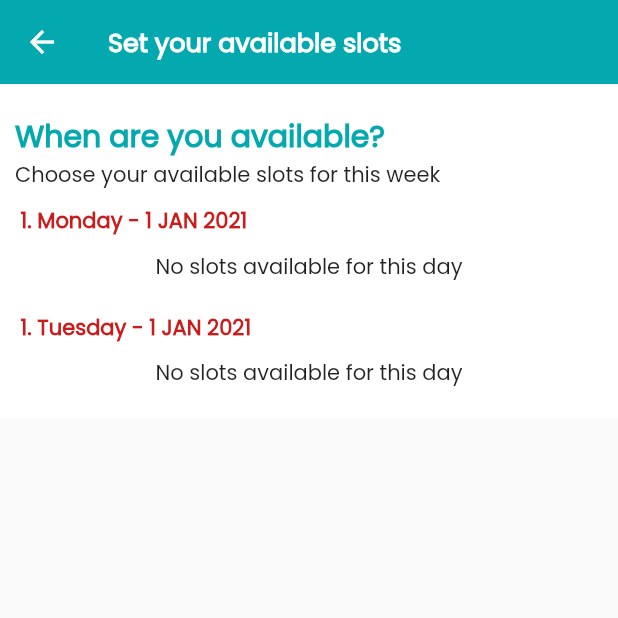
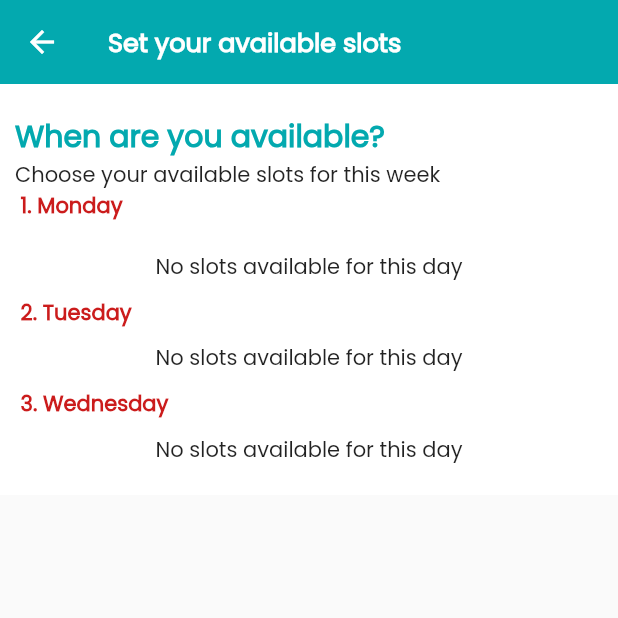
Before and after one commit to rzaheer/Rehnuma-Mentor, a Flutter app: the AvailableSlots screen opened directly, on a phone screen of 412 x 824 dp, the top half of it. Run offline on Flutter 3.47's test engine with Material 2 defaults, Android fonts, the phone set to English and light mode, and no system bars; our stand-ins replace cloud_firestore, email_validator, firebase_auth, firebase_core, fluttertoast, font_awesome_flutter and 2 more; accounts and stored records are empty.

Commit message:
Fixed bugs in slots

```diff
--- a/lib/Screens/Mentor/MentorHome/AvailableSlot/Availableslots.dart
+++ b/lib/Screens/Mentor/MentorHome/AvailableSlot/Availableslots.dart
@@ -21,7 +21,8 @@ class _AvailableSlotsState extends State<AvailableSlots> {
       friSlots = [];
   bool loading = false;
   bool slotChanging = false;
-  List<SlotModel> selectedSlots = [];
+  // List<SlotModel> selectedSlots = [];
+  MentorProvider mentorProvider;
   getAllSlots() async {
     setState(() {
       loading = true;
@@ -62,19 +63,20 @@ class _AvailableSlotsState extends State<AvailableSlots> {
             .addSlot(mentorProvider.currMentor.mentorId, slot.slotId)
             .then((value) {
           if (value) {
-            setState(() {
-              selectedSlots.add(slot);
-            });
+            mentorProvider.addSlots(slot.slotId);
+            setState(() {});
           }
         });
       } else {
+        setState(() {
+          slotChanging = true;
+        });
         await DBService()
             .removeSlot(mentorProvider.currMentor.mentorId, slot.slotId)
             .then((value) {
           if (value) {
-            setState(() {
-              selectedSlots.remove(slot);
-            });
+            mentorProvider.removeSlot(slot.slotId);
+            setState(() {});
           }
         });
       }
@@ -87,6 +89,8 @@ class _AvailableSlotsState extends State<AvailableSlots> {
   @override
   void initState() {
     super.initState();
+    mentorProvider = Provider.of<MentorProvider>(context, listen: false);
+
     getAllSlots();
   }
 
@@ -110,7 +114,8 @@ class _AvailableSlotsState extends State<AvailableSlots> {
         ),
         body: loading
             ? CircularProgressIndicator()
-            : Stack(
+            : Consumer<MentorProvider>(builder: (_, mentorProv, __) {
+                return Stack(
                   children: [
                     Container(
                       color: secondaryColor,
@@ -131,15 +136,20 @@ class _AvailableSlotsState extends State<AvailableSlots> {
                                   fontWeight: FontWeight.w600),
                             ),
                             Text('Choose your available slots for this week'),
-                          SizedBox(
-                            height: 10,
-                          ),
+                            Row(
+                              mainAxisAlignment: MainAxisAlignment.start,
+                              children: [
                                 Text(
-                            ' 1. Monday - 1 JAN 2021',
+                                  ' 1. Monday ',
                                   style: TextStyle(
                                       fontSize: 14,
                                       color: buttonColor,
                                       fontWeight: FontWeight.bold),
+                                ),
+                              ],
+                            ),
+                            SizedBox(
+                              height: 10,
                             ),
                             monSlots.length > 0
                                 ? Container(
@@ -149,17 +159,24 @@ class _AvailableSlotsState extends State<AvailableSlots> {
                                       gridDelegate:
                                           SliverGridDelegateWithFixedCrossAxisCount(
                                         crossAxisCount: 3,
-                                      childAspectRatio: 5 / 2,
+                                        childAspectRatio: 4 / 2,
                                         mainAxisSpacing: 5,
                                         crossAxisSpacing: 0,
                                       ),
                                       itemCount: monSlots.length,
-                                    itemBuilder: (BuildContext context, int i) {
+                                      itemBuilder:
+                                          (BuildContext context, int i) {
                                         return Row(
                                           children: [
                                             Checkbox(
-                                            value: true,
-                                            onChanged: (v) {},
+                                              value: mentorProv.currMentor.slots
+                                                  .contains(monSlots[i].slotId),
+                                              onChanged: (bool changed) async {
+                                                onCheckboxChanged(
+                                                  changed,
+                                                  monSlots[i],
+                                                );
+                                              },
                                             ),
                                             Text(
                                               getSlotTimeString(
@@ -179,15 +196,17 @@ class _AvailableSlotsState extends State<AvailableSlots> {
                                     child:
                                         Text("No slots available for this day"),
                                   ),
-                          SizedBox(
-                            height: 10,
-                          ),
+                            Row(
+                              mainAxisAlignment: MainAxisAlignment.start,
+                              children: [
                                 Text(
-                            ' 1. Tuesday - 1 JAN 2021',
+                                  ' 2. Tuesday ',
                                   style: TextStyle(
                                       fontSize: 14,
                                       color: buttonColor,
                                       fontWeight: FontWeight.bold),
+                                ),
+                              ],
                             ),
                             tuesSlots.length > 0
                                 ? Container(
@@ -202,12 +221,14 @@ class _AvailableSlotsState extends State<AvailableSlots> {
                                         crossAxisSpacing: 0,
                                       ),
                                       itemCount: tuesSlots.length,
-                                    itemBuilder: (BuildContext context, int i) {
+                                      itemBuilder:
+                                          (BuildContext context, int i) {
                                         return Row(
                                           children: [
                                             Checkbox(
-                                            value: selectedSlots
-                                                .contains(tuesSlots[i]),
+                                              value: mentorProv.currMentor.slots
+                                                  .contains(
+                                                      tuesSlots[i].slotId),
                                               onChanged: (bool changed) async {
                                                 onCheckboxChanged(
                                                     changed, tuesSlots[i]);
@@ -217,6 +238,61 @@ class _AvailableSlotsState extends State<AvailableSlots> {
                                               getSlotTimeString(
                                                   end: tuesSlots[i].endTime,
                                                   start: tuesSlots[i].endTime),
+                                              style: TextStyle(fontSize: 13),
+                                            ),
+                                          ],
+                                        );
+                                      },
+                                    ),
+                                  )
+                                : Container(
+                                    height: 40,
+                                    width: MediaQuery.of(context).size.width,
+                                    alignment: Alignment.center,
+                                    child:
+                                        Text("No slots available for this day"),
+                                  ),
+                            Row(
+                              mainAxisAlignment: MainAxisAlignment.start,
+                              children: [
+                                Text(
+                                  ' 3. Wednesday ',
+                                  style: TextStyle(
+                                      fontSize: 14,
+                                      color: buttonColor,
+                                      fontWeight: FontWeight.bold),
+                                ),
+                              ],
+                            ),
+                            wedSlots.length > 0
+                                ? Container(
+                                    child: GridView.builder(
+                                      shrinkWrap: true,
+                                      primary: false,
+                                      gridDelegate:
+                                          SliverGridDelegateWithFixedCrossAxisCount(
+                                        crossAxisCount: 3,
+                                        childAspectRatio: 4 / 2,
+                                        mainAxisSpacing: 5,
+                                        crossAxisSpacing: 0,
+                                      ),
+                                      itemCount: wedSlots.length,
+                                      itemBuilder:
+                                          (BuildContext context, int i) {
+                                        return Row(
+                                          children: [
+                                            Checkbox(
+                                              value: mentorProv.currMentor.slots
+                                                  .contains(wedSlots[i].slotId),
+                                              onChanged: (bool changed) async {
+                                                onCheckboxChanged(
+                                                    changed, wedSlots[i]);
+                                              },
+                                            ),
+                                            Text(
+                                              getSlotTimeString(
+                                                  end: wedSlots[i].endTime,
+                                                  start: wedSlots[i].endTime),
                                               style: TextStyle(fontSize: 13),
                                             ),
                                           ],
@@ -430,7 +506,8 @@ class _AvailableSlotsState extends State<AvailableSlots> {
                     ),
                     slotChanging ? CustomLoading() : Container()
                   ],
-              ));
+                );
+              }));
   }
 }
 
--- a/lib/models/mentorModel.dart
+++ b/lib/models/mentorModel.dart
@@ -10,6 +10,7 @@ class MentorModel {
   String jobDesc;
   String expYears;
   String phone;
+  List slots;
 
   MentorModel({
     this.phone,
@@ -23,6 +24,7 @@ class MentorModel {
     this.cnic,
     this.expYears,
     this.jobDesc,
+    this.slots
   });
 
   factory MentorModel.fromJson(Map<String, dynamic> j) => MentorModel(
@@ -36,6 +38,7 @@ class MentorModel {
       fieldOfEducation: j["fieldOfEducation"],
       educationlevel: j["educationlevel"],
       password: j["password"],
+      slots: j["slots"]??[],
       phone: j["phone"]);
 
   Map<String, dynamic> toJson() => {
@@ -50,5 +53,6 @@ class MentorModel {
         "educationlevel": educationlevel,
         "password": password,
         "phone": phone,
+
       };
 }
--- a/lib/services/Providers/MentorProvider.dart
+++ b/lib/services/Providers/MentorProvider.dart
@@ -18,8 +18,19 @@ class MentorProvider extends ChangeNotifier {
       return false;
   }
 
+  addSlots(String slotId) {
+    if (!currMentor.slots.contains(slotId)) currMentor.slots.add(slotId);
+
+    notifyListeners();
+  }
+
+  removeSlot(String slotId) {
+    if (currMentor.slots.contains(slotId)) currMentor.slots.remove(slotId);
+
+    notifyListeners();
+  }
+
   clearMentorInProvider() {
     currMentor = null;
-
   }
 }
```
Lines whose indentation alone changed are shown as unchanged.
